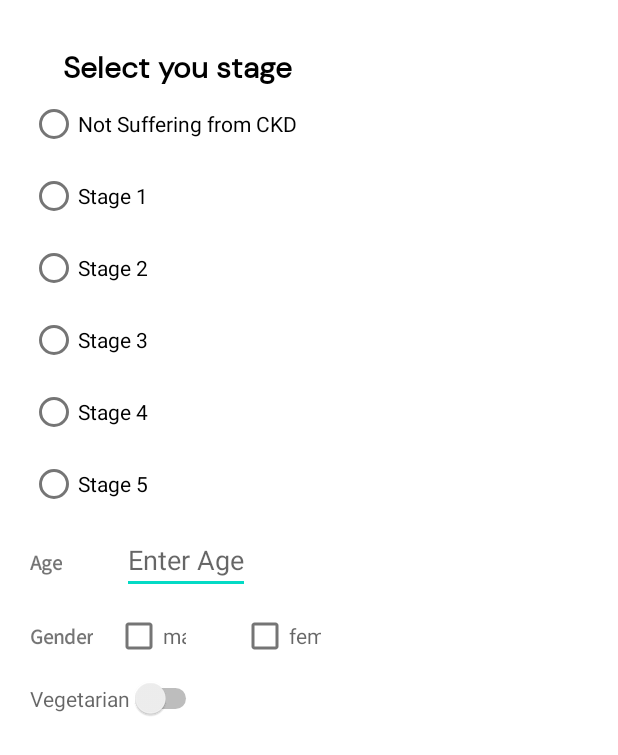
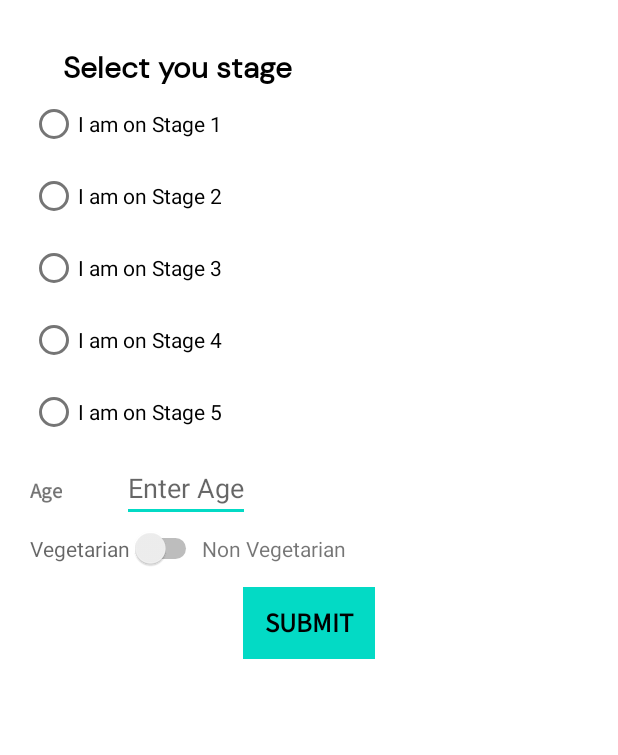
Before and after one commit to hacking-vishwa-22/Illegal-Name-Exception, an Android app: the DetailsFragment screen opened directly, with no data from a screen before it, on a phone screen of 412 x 824 dp. Shown: the top 755 px of the screen. Run offline under Robolectric (Android 15) with nearby library versions, the phone set to English and light mode, and no system bars.

Commit message:
Details Fragment

```diff
--- a/app/src/main/java/com/zetas/kidneycare/fragments/DetailsFragment.kt
+++ b/app/src/main/java/com/zetas/kidneycare/fragments/DetailsFragment.kt
@@ -6,17 +6,63 @@ import androidx.fragment.app.Fragment
 import android.view.LayoutInflater
 import android.view.View
 import android.view.ViewGroup
+import android.widget.EditText
+import android.widget.RadioButton
+import android.widget.Switch
+import android.widget.Toast
+import androidx.appcompat.widget.AppCompatButton
 import com.zetas.kidneycare.R
+import java.math.RoundingMode.valueOf
 
 class DetailsFragment : Fragment() {
 
+    lateinit var btnSubmit:AppCompatButton
+    lateinit var veg_nonveg_switch:Switch
+    lateinit var ageEt:EditText
+    lateinit var btn0: RadioButton
+    lateinit var btn00: RadioButton
+    lateinit var btn1: RadioButton
+    lateinit var btn2: RadioButton
+    lateinit var btn3: RadioButton
+    lateinit var btn4: RadioButton
+    lateinit var btn5: RadioButton
     override fun onCreateView(
         inflater: LayoutInflater, container: ViewGroup?,
         savedInstanceState: Bundle?
     ): View? {
         // Inflate the layout for this fragment
         Log.d("####","Loaded detailsFragment")
-        return inflater.inflate(R.layout.fragment_details, container, false)
+        val view = inflater.inflate(R.layout.fragment_details, container, false)
+        veg_nonveg_switch = view.findViewById(R.id.veg_nonveg_switch)
+        ageEt = view.findViewById(R.id.ageEt)
+        btnSubmit = view.findViewById(R.id.btnSubmit)
+        btn1 = view.findViewById(R.id.btn1)
+        btn2 = view.findViewById(R.id.btn2)
+        btn3 = view.findViewById(R.id.btn3)
+        btn4 = view.findViewById(R.id.btn4)
+        btn5 = view.findViewById(R.id.btn5)
+        return view;
+    }
+
+    override fun onViewCreated(view: View, savedInstanceState: Bundle?) {
+        super.onViewCreated(view, savedInstanceState)
+        if(checkAllOkay())
+            btnSubmit.isEnabled = true
+    }
+
+    private fun checkAllOkay(): Boolean {
+        if(btn1.isChecked || btn2.isChecked || btn3.isChecked || btn4.isChecked || btn5.isChecked){
+            val age = (ageEt.text.toString()).toInt()
+            if(age < 10 || age > 100){
+                Toast.makeText(context,"Age not allowed",Toast.LENGTH_SHORT).show()
+                return false
+            }
+            else{
+                return false
+            }
+        }else {
+            return false
+        }
     }
 
 }
--- a/app/src/main/res/layout/fragment_details.xml
+++ b/app/src/main/res/layout/fragment_details.xml
@@ -35,29 +35,30 @@
                 android:layout_height="wrap_content"
                 >
                 <RadioButton
+                    android:id="@+id/btn1"
                     android:layout_width="wrap_content"
                     android:layout_height="wrap_content"
-                    android:text="Not Suffering from CKD"/>
+                    android:text="I am on Stage 1"/>
                 <RadioButton
+                    android:id="@+id/btn2"
                     android:layout_width="wrap_content"
                     android:layout_height="wrap_content"
-                    android:text="Stage 1"/>
+                    android:text="I am on Stage 2"/>
                 <RadioButton
+                    android:id="@+id/btn3"
                     android:layout_width="wrap_content"
                     android:layout_height="wrap_content"
-                    android:text="Stage 2"/>
+                    android:text="I am on Stage 3"/>
                 <RadioButton
+                    android:id="@+id/btn4"
                     android:layout_width="wrap_content"
                     android:layout_height="wrap_content"
-                    android:text="Stage 3"/>
+                    android:text="I am on Stage 4"/>
                 <RadioButton
+                    android:id="@+id/btn5"
                     android:layout_width="wrap_content"
                     android:layout_height="wrap_content"
-                    android:text="Stage 4"/>
-                <RadioButton
-                    android:layout_width="wrap_content"
-                    android:layout_height="wrap_content"
-                    android:text="Stage 5"/>
+                    android:text="I am on Stage 5"/>
             </RadioGroup>
             <LinearLayout
                 android:layout_width="match_parent"
@@ -73,6 +74,7 @@
                     android:textStyle="bold"
                     />
                 <EditText
+                    android:id="@+id/ageEt"
                     android:layout_width="wrap_content"
                     android:layout_height="wrap_content"
                     android:minWidth="20dp"
@@ -81,29 +83,7 @@
                     android:layout_marginStart="40dp"
                     />
             </LinearLayout>
-            <LinearLayout
-                android:layout_width="match_parent"
-                android:layout_height="wrap_content"
-                android:orientation="horizontal"
-                android:layout_marginTop="4dp"
-                >
-                <TextView
-                    android:layout_width="wrap_content"
-                    android:layout_height="wrap_content"
-                    android:text="Gender"
-                    android:fontFamily="@font/source_sans_pro"
-                    android:textStyle="bold"
-                    />
-                <CheckBox
-                    android:layout_width="wrap_content"
-                    android:layout_height="wrap_content"
-                    android:hint="male"/>
-                <CheckBox
-                    android:layout_width="wrap_content"
-                    android:layout_height="wrap_content"
-                    android:hint="female"
-                    android:layout_marginStart="16dp"/>
-            </LinearLayout>
+
             <LinearLayout
                 android:layout_width="match_parent"
                 android:layout_height="wrap_content"
@@ -111,10 +91,36 @@
                 android:layout_marginTop="4dp"
                 >
                 <Switch
+                    android:id="@+id/veg_nonveg_switch"
                     android:layout_width="wrap_content"
                     android:layout_height="wrap_content"
                     android:hint="Vegetarian"
                     />
+                <TextView
+                    android:layout_width="wrap_content"
+                    android:layout_height="wrap_content"
+                    android:text="Non Vegetarian"
+                    />
+            </LinearLayout>
+            <LinearLayout
+                android:layout_width="match_parent"
+                android:layout_height="wrap_content"
+                android:gravity="center"
+                android:layout_marginTop="12dp"
+                android:layout_marginBottom="8dp"
+                >
+                <androidx.appcompat.widget.AppCompatButton
+                    android:id="@+id/btnSubmit"
+                    android:layout_width="wrap_content"
+                    android:layout_height="wrap_content"
+                    android:text="Submit"
+                    android:textColor="@color/black"
+                    android:textStyle="bold"
+                    android:textSize="18sp"
+                    android:fontFamily="@font/source_sans_pro"
+                    android:padding="4dp"
+                    android:enabled="false"
+                    android:background="@color/teal_200"/>
             </LinearLayout>
         </LinearLayout>
 
```
